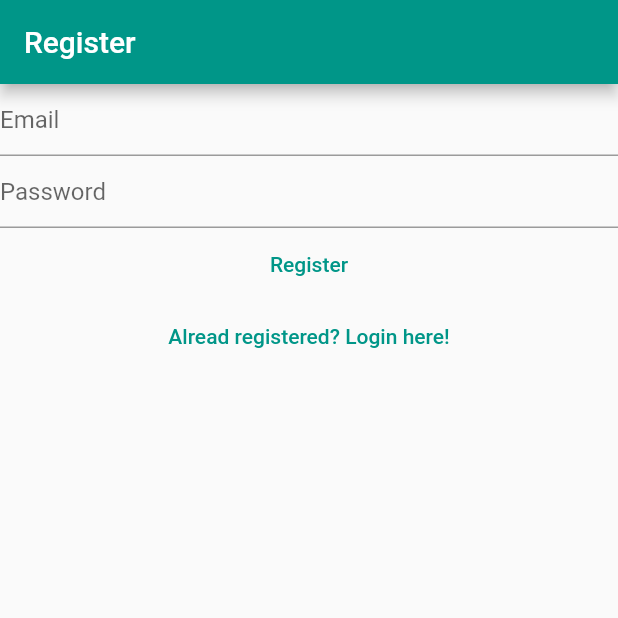
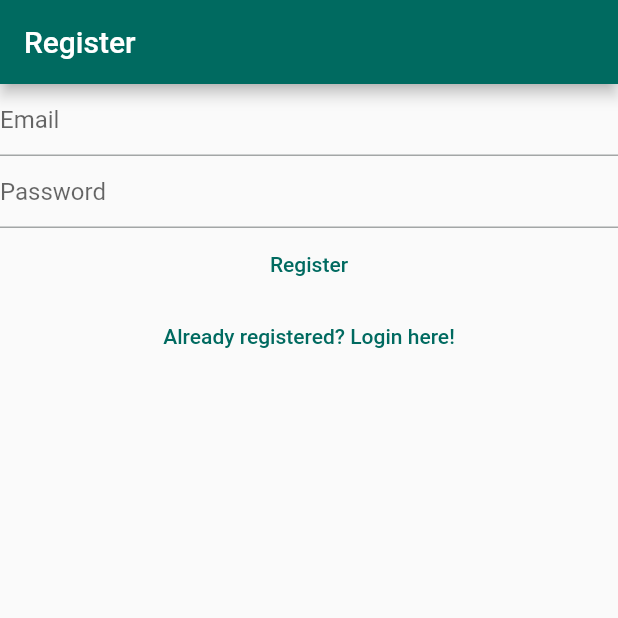
Before and after one commit to zg0ul/myNotes, a Flutter app: the screen it shows after launch, after a tap on "Not registered? Register here", on a phone screen of 412 x 824 dp, the top half of it. Run offline on Flutter 3.47's test engine with Material 2 defaults, Android fonts, the phone set to English and light mode, and no system bars; our stand-ins replace firebase_auth, firebase_core; accounts and stored records are empty; network calls fail.

```diff
--- /dev/null
+++ b/lib/constants/routes.dart
@@ -0,0 +1,3 @@
+const loginRoute = '/login/';
+const registerRoute = '/register/';
+const notesRoute = '/notes/';
--- a/lib/main.dart
+++ b/lib/main.dart
@@ -6,24 +6,26 @@ import 'package:mynotes/views/register_view.dart';
 import 'package:mynotes/views/verify_email_view.dart';
 // import 'package:mynotes/views/register_view.dart';
 // import '../views/login_view.dart';
+import 'constants/routes.dart';
 import 'firebase_options.dart';
 
 void main() {
   WidgetsFlutterBinding.ensureInitialized();
   runApp(
     MaterialApp(
+      debugShowCheckedModeBanner: false,
       title: 'Flutter Demo',
       theme: ThemeData(
-        // colorScheme: ColorScheme.fromSeed(seedColor: Colors.deepPurple),
+        colorScheme: ColorScheme.fromSeed(seedColor: Colors.teal),
         // useMaterial3: true,
         primarySwatch: Colors.teal,
       ),
       home: const HomePage(),
       // add routes to different pages.
       routes: {
-        '/login/': (context) => const LoginView(),
-        '/register/': (context) => const RegisterView(),
-        '/notes/': (context) => const NotesView(),
+        loginRoute: (context) => const LoginView(),
+        registerRoute: (context) => const RegisterView(),
+        notesRoute: (context) => const NotesView(),
       },
     ),
   );
@@ -83,8 +85,10 @@ class _NotesViewState extends State<NotesView> {
                   if (shouldLogout) {
                     await FirebaseAuth.instance.signOut();
                     if (context.mounted) {
-                      Navigator.of(context)
-                          .pushNamedAndRemoveUntil('/login/', (_) => false);
+                      Navigator.of(context).pushNamedAndRemoveUntil(
+                        loginRoute,
+                        (_) => false,
+                      );
                     }
                   }
                   break;
--- a/lib/views/login_view.dart
+++ b/lib/views/login_view.dart
@@ -1,6 +1,8 @@
 import 'package:firebase_auth/firebase_auth.dart';
 import 'package:flutter/material.dart';
 import 'dart:developer' as devtools show log;
+
+import 'package:mynotes/constants/routes.dart';
 
 class LoginView extends StatefulWidget {
   const LoginView({super.key});
@@ -65,7 +67,7 @@ class _LoginViewState extends State<LoginView> {
                 // otherwise, it will return an instance of "Future".
                 if (context.mounted) {
                   Navigator.of(context).pushNamedAndRemoveUntil(
-                    '/notes/',
+                    notesRoute,
                     (route) => false,
                   );
                 }
@@ -82,8 +84,10 @@ class _LoginViewState extends State<LoginView> {
           ),
           TextButton(
             onPressed: () {
-              Navigator.of(context)
-                  .pushNamedAndRemoveUntil('/register/', (route) => false);
+              Navigator.of(context).pushNamedAndRemoveUntil(
+                registerRoute,
+                (route) => false,
+              );
             },
             child: const Text('Not registered? Register here'),
           ),
--- a/lib/views/register_view.dart
+++ b/lib/views/register_view.dart
@@ -2,6 +2,7 @@ import 'package:firebase_auth/firebase_auth.dart';
 import 'package:flutter/material.dart';
 import 'dart:developer' as devtools show log;
 
+import '../constants/routes.dart';
 
 class RegisterView extends StatefulWidget {
   const RegisterView({super.key});
@@ -80,10 +81,12 @@ class _RegisterViewState extends State<RegisterView> {
           ),
           TextButton(
             onPressed: () {
-              Navigator.of(context)
-                  .pushNamedAndRemoveUntil('/login/', (route) => false);
+              Navigator.of(context).pushNamedAndRemoveUntil(
+                loginRoute,
+                (route) => false,
+              );
             },
-            child: const Text('Alread registered? Login here!'),
+            child: const Text('Already registered? Login here!'),
           ),
         ],
       ),
```
